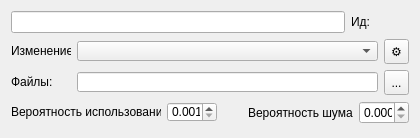
Before: the Qt Designer form Forms/Layer.ui in hremman/ImageCompiler, drawn with Qt 5.
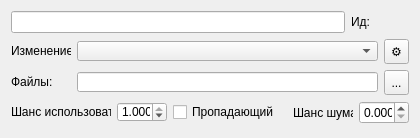
After: the same form once the commit is applied. Icons and pictures are not drawn.

The edit to the form file:
```diff
--- a/Forms/Layer.ui
+++ b/Forms/Layer.ui
@@ -266,7 +266,7 @@
       <widget class="QLabel" name="probe_label">
        <property name="minimumSize">
         <size>
-         <width>150</width>
+         <width>100</width>
          <height>20</height>
         </size>
        </property>
@@ -281,7 +281,7 @@
 От 0 до 1</string>
        </property>
        <property name="text">
-        <string>Вероятность использования</string>
+        <string>Шанс использовать</string>
        </property>
       </widget>
      </item>
@@ -315,6 +315,20 @@
        <property name="singleStep">
         <double>0.001000000000000</double>
        </property>
+       <property name="value">
+        <double>1.000000000000000</double>
+       </property>
+      </widget>
+     </item>
+     <item>
+      <widget class="QCheckBox" name="blinked">
+       <property name="toolTip">
+        <string>Есвли включено, то при генерации будет, как-будто, добавлена пустая картинка.
+</string>
+       </property>
+       <property name="text">
+        <string>Пропадающий</string>
+       </property>
       </widget>
      </item>
      <item>
@@ -334,13 +348,13 @@
       <widget class="QLabel" name="noise_label">
        <property name="minimumSize">
         <size>
-         <width>105</width>
+         <width>60</width>
          <height>0</height>
         </size>
        </property>
        <property name="maximumSize">
         <size>
-         <width>105</width>
+         <width>70</width>
          <height>16777215</height>
         </size>
        </property>
@@ -349,7 +363,7 @@
 Значение от 0 до 1</string>
        </property>
        <property name="text">
-        <string>Вероятность шума</string>
+        <string>Шанс шума</string>
        </property>
       </widget>
      </item>
```
